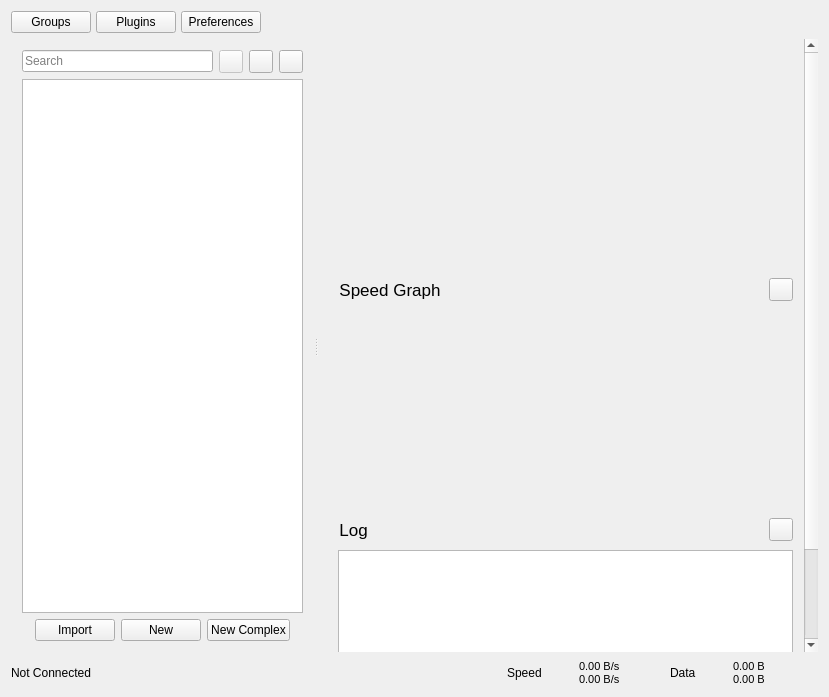
This is src/ui/widgets/windows/w_MainWindow.ui in Rolyyu/Qv2ray as Qt 5 draws it before an edit. The edited form follows.
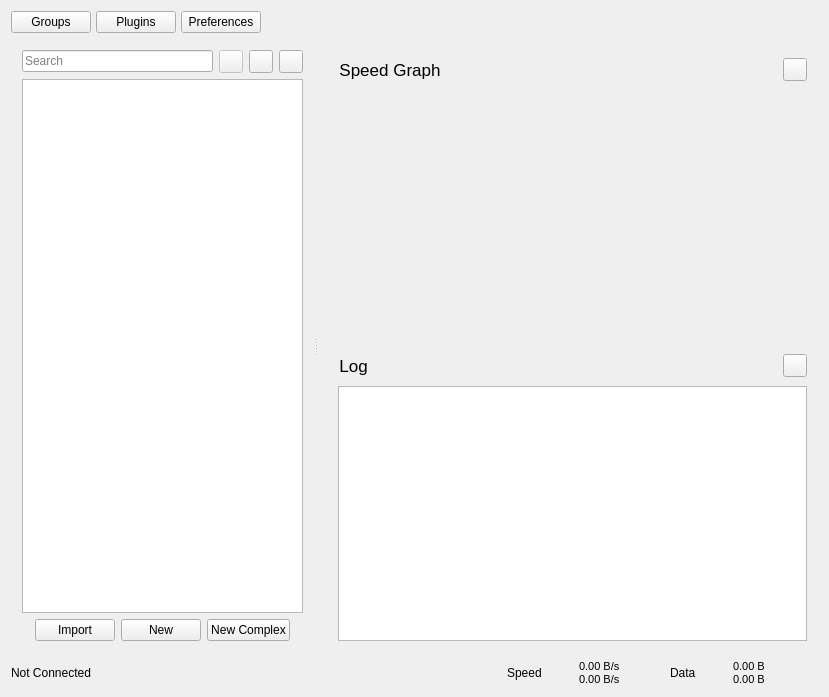
This is the edited form. Icons and pictures are not drawn.

Commit message: Remove config panel

```diff
--- a/src/ui/widgets/windows/w_MainWindow.ui
+++ b/src/ui/widgets/windows/w_MainWindow.ui
@@ -252,7 +252,7 @@
            <property name="minimumSize">
             <size>
              <width>0</width>
-             <height>220</height>
+             <height>0</height>
             </size>
            </property>
            <layout class="QGridLayout" name="connectionInfoLayout">
```
